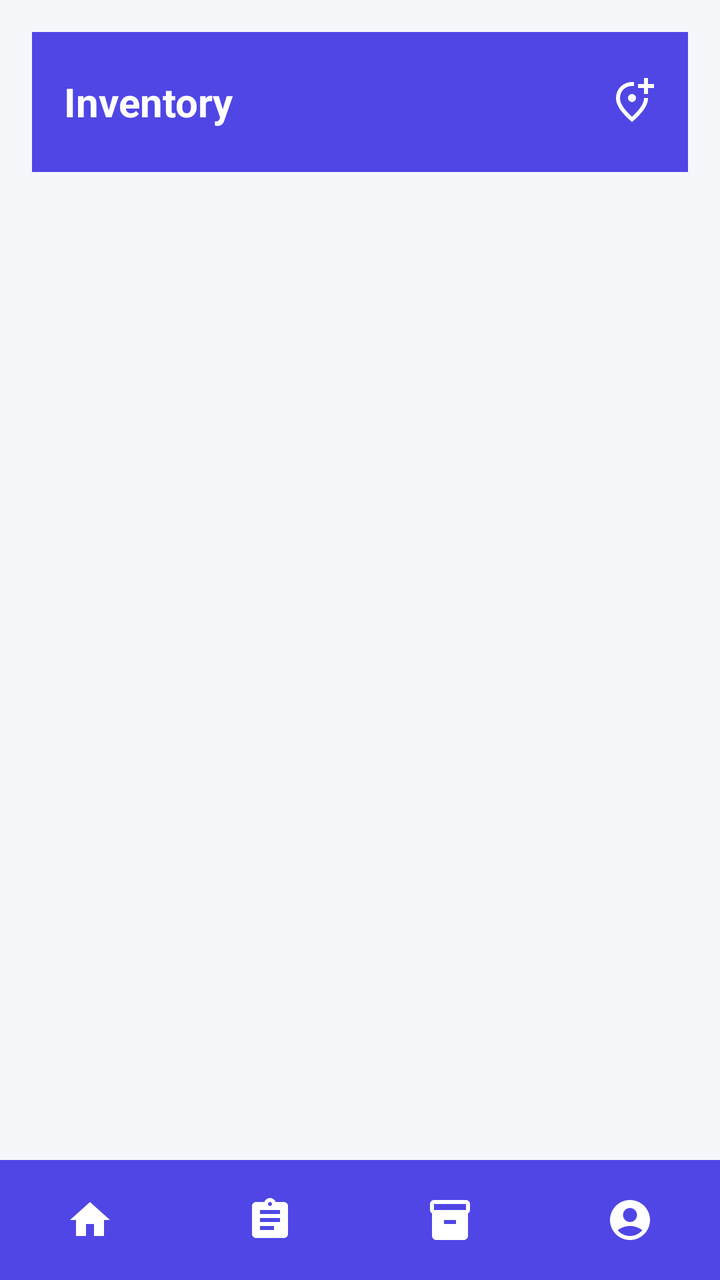
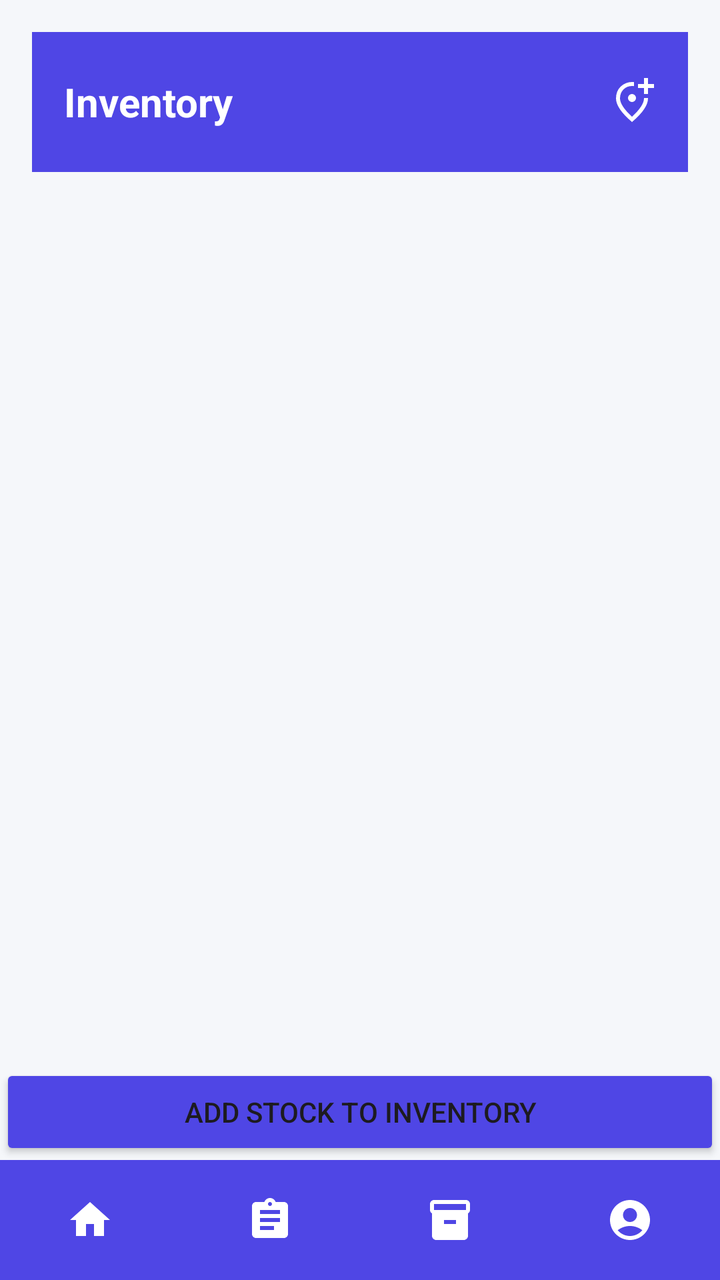

The first picture is an Android layout as it rendered before a commit; the second is the same layout after the commit. The layout source and the unified diff follow.
<!-- AndroidManifest.xml: application theme Theme.MediTrack -->
<!-- res/layout/activity_inventory.xml -->
<?xml version="1.0" encoding="utf-8"?>
<LinearLayout xmlns:android="http://schemas.android.com/apk/res/android"
    android:orientation="vertical"
    android:layout_width="match_parent"
    android:layout_height="match_parent"
    android:background="#F5F7FA">

    <LinearLayout
        android:layout_width="match_parent"
        android:layout_height="70dp"
        android:layout_margin="16dp"
        android:background="#4F46E5"
        android:padding="16dp"
        android:gravity="center_vertical"
        android:orientation="horizontal">

        <TextView
            android:layout_width="0dp"
            android:layout_height="wrap_content"
            android:layout_weight="1"
            android:text="Inventory"
            android:textColor="#FFFFFF"
            android:textSize="20sp"
            android:textStyle="bold"/>

        <ImageButton
            android:id="@+id/locationBtn"
            android:layout_width="24dp"
            android:layout_height="24dp"
            android:src="@drawable/location"
            android:tint="#FFFFFF"
            android:background="@null"
            android:contentDescription="Nearest Pharmacy"
            android:scaleType="fitCenter"/>
    </LinearLayout>

    <ScrollView
        android:layout_width="match_parent"
        android:layout_height="0dp"
        android:layout_weight="1">

    </ScrollView>

    <LinearLayout
        android:layout_width="match_parent"
        android:layout_height="60dp"
        android:background="#4F46E5"
        android:orientation="horizontal"
        android:weightSum="4">

        
        <LinearLayout
            android:layout_width="0dp"
            android:layout_height="match_parent"
            android:layout_weight="1"
            android:gravity="center"
            android:clickable="true"
            android:focusable="true">

            <ImageButton
                android:layout_width="24dp"
                android:layout_height="24dp"
                android:id="@+id/homeBtn"
                android:src="@drawable/homepage"
                android:contentDescription="Home "
                android:background="@null"
                android:scaleType="fitCenter"
                android:tint="#FFFFFF"/>
        </LinearLayout>

        
        <LinearLayout
            android:layout_width="0dp"
            android:layout_height="match_parent"
            android:layout_weight="1"
            android:gravity="center"
            android:clickable="true"
            android:focusable="true">

            <ImageButton
                android:layout_width="24dp"
                android:layout_height="24dp"
                android:id="@+id/recordsBtn"
                android:src="@drawable/records"
                android:contentDescription="Records"
                android:background="@null"
                android:scaleType="fitCenter"
                android:tint="#FFFFFF"/>
        </LinearLayout>

        
        <LinearLayout
            android:layout_width="0dp"
            android:layout_height="match_parent"
            android:layout_weight="1"
            android:gravity="center"
            android:clickable="true"
            android:focusable="true">

            <ImageButton
                android:layout_width="24dp"
                android:layout_height="24dp"
                android:id="@+id/inventoryBtn"
                android:src="@drawable/inventory"
                android:contentDescription="Inventory"
                android:background="@null"
                android:scaleType="fitCenter"
                android:tint="#FFFFFF"/>
        </LinearLayout>

        
        <LinearLayout
            android:layout_width="0dp"
            android:layout_height="match_parent"
            android:layout_weight="1"
            android:gravity="center"
            android:clickable="true"
            android:focusable="true">

            <ImageButton
                android:layout_width="24dp"
                android:layout_height="24dp"
                android:id="@+id/profileBtn"
                android:src="@drawable/profile"
                android:contentDescription="Profile"
                android:background="@null"
                android:scaleType="fitCenter"
                android:tint="#FFFFFF"/>
        </LinearLayout>

    </LinearLayout>

</LinearLayout>
<!-- resources referenced by this layout -->
<resources>
  <!-- drawable homepage (drawable) -->
  <vector xmlns:android="http://schemas.android.com/apk/res/android" android:height="24dp" android:tint="#000000" android:viewportHeight="24" android:viewportWidth="24" android:width="24dp">
        
      <path android:fillColor="@android:color/white" android:pathData="M10,20v-6h4v6h5v-8h3L12,3 2,12h3v8z"/>
      
  </vector>
  <!-- drawable inventory (drawable) -->
  <vector xmlns:android="http://schemas.android.com/apk/res/android" android:height="24dp" android:tint="#000000" android:viewportHeight="24" android:viewportWidth="24" android:width="24dp">
        
      <path android:fillColor="@android:color/white" android:pathData="M20,2L4,2c-1,0 -2,0.9 -2,2v3.01c0,0.72 0.43,1.34 1,1.69L3,20c0,1.1 1.1,2 2,2h14c0.9,0 2,-0.9 2,-2L21,8.7c0.57,-0.35 1,-0.97 1,-1.69L22,4c0,-1.1 -1,-2 -2,-2zM15,14L9,14v-2h6v2zM20,7L4,7L4,4l16,-0.02L20,7z"/>
      
  </vector>
  <!-- drawable location (drawable) -->
  <vector xmlns:android="http://schemas.android.com/apk/res/android" android:height="24dp" android:tint="#000000" android:viewportHeight="960" android:viewportWidth="960" android:width="24dp">
        
      <path android:fillColor="@android:color/white" android:pathData="M480,880Q319,743 239.5,625.5Q160,508 160,408Q160,258 256.5,169Q353,80 480,80Q490,80 500,80Q510,80 520,82L520,163Q510,161 500.5,160.5Q491,160 480,160Q379,160 309.5,229.5Q240,299 240,408Q240,479 299,570.5Q358,662 480,774Q602,662 661,570.5Q720,479 720,408Q720,406 720,404Q720,402 720,400L800,400Q800,402 800,404Q800,406 800,408Q800,508 720.5,625.5Q641,743 480,880ZM536.5,456.5Q560,433 560,400Q560,367 536.5,343.5Q513,320 480,320Q447,320 423.5,343.5Q400,367 400,400Q400,433 423.5,456.5Q447,480 480,480Q513,480 536.5,456.5ZM480,400Q480,400 480,400Q480,400 480,400Q480,400 480,400Q480,400 480,400Q480,400 480,400Q480,400 480,400L480,400L480,400L480,400L480,400Q480,400 480,400Q480,400 480,400Q480,400 480,400Q480,400 480,400ZM720,320L800,320L800,200L920,200L920,120L800,120L800,0L720,0L720,120L600,120L600,200L720,200L720,320Z"/>
      
  </vector>
  <!-- drawable profile (drawable) -->
  <vector xmlns:android="http://schemas.android.com/apk/res/android" android:height="24dp" android:tint="#000000" android:viewportHeight="24" android:viewportWidth="24" android:width="24dp">
        
      <path android:fillColor="@android:color/white" android:pathData="M12,2C6.48,2 2,6.48 2,12s4.48,10 10,10s10,-4.48 10,-10S17.52,2 12,2zM12,6c1.93,0 3.5,1.57 3.5,3.5S13.93,13 12,13s-3.5,-1.57 -3.5,-3.5S10.07,6 12,6zM12,20c-2.03,0 -4.43,-0.82 -6.14,-2.88C7.55,15.8 9.68,15 12,15s4.45,0.8 6.14,2.12C16.43,19.18 14.03,20 12,20z"/>
      
  </vector>
  <!-- drawable records (drawable) -->
  <vector xmlns:android="http://schemas.android.com/apk/res/android" android:autoMirrored="true" android:height="24dp" android:tint="#000000" android:viewportHeight="24" android:viewportWidth="24" android:width="24dp">
        
      <path android:fillColor="@android:color/white" android:pathData="M19,3h-4.18C14.4,1.84 13.3,1 12,1c-1.3,0 -2.4,0.84 -2.82,2L5,3c-1.1,0 -2,0.9 -2,2v14c0,1.1 0.9,2 2,2h14c1.1,0 2,-0.9 2,-2L21,5c0,-1.1 -0.9,-2 -2,-2zM12,3c0.55,0 1,0.45 1,1s-0.45,1 -1,1 -1,-0.45 -1,-1 0.45,-1 1,-1zM14,17L7,17v-2h7v2zM17,13L7,13v-2h10v2zM17,9L7,9L7,7h10v2z"/>
      
  </vector>
  <style name="Theme.MediTrack" parent="Base.Theme.MediTrack" />
  <style name="Base.Theme.MediTrack" parent="Theme.Material3.DayNight.NoActionBar">
          
          
      </style>
</resources>

<!-- the commit's change to res/layout/activity_inventory.xml (unified diff, before → after) -->
@@ -39,7 +39,24 @@
         android:layout_height="0dp"
         android:layout_weight="1">
 
+        <LinearLayout
+            android:layout_width="match_parent"
+            android:layout_height="wrap_content"
+            android:orientation="vertical"
+            android:id="@+id/stockContainer"
+            android:padding="16dp">
+
+
+        </LinearLayout>
+
     </ScrollView>
+
+    <Button
+        android:layout_width="match_parent"
+        android:layout_height="wrap_content"
+        android:id="@+id/addStockBtn"
+        android:text="Add Stock to Inventory"
+        android:backgroundTint="#4F46E5"/>
 
     <LinearLayout
         android:layout_width="match_parent"
